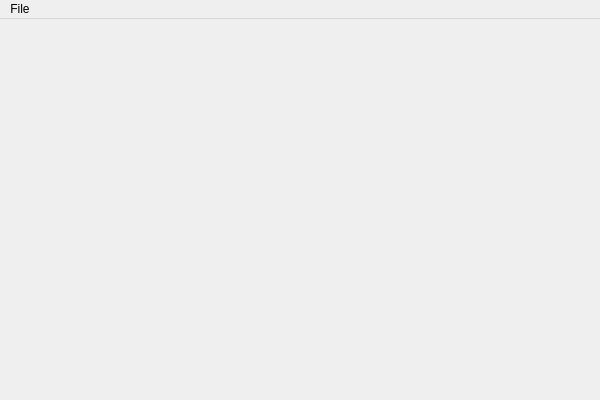
Qt form gui/GLogApplication.ui (wengkai/GLog) before a commit.
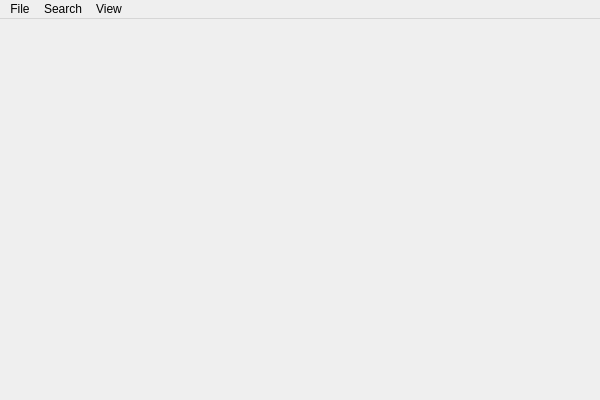
The same form after that commit.

Commit message: 0.5 + Map view demo and test, supports adding markers and lines + some fix

What changed in the file:
```diff
--- a/gui/GLogApplication.ui
+++ b/gui/GLogApplication.ui
@@ -30,9 +30,22 @@
     <addaction name="actionOpen"/>
     <addaction name="actionMerge"/>
     <addaction name="actionSave_As"/>
+   </widget>
+   <widget class="QMenu" name="menuView">
+    <property name="title">
+     <string>View</string>
+    </property>
+    <addaction name="actionMap_View"/>
+   </widget>
+   <widget class="QMenu" name="menuSearch">
+    <property name="title">
+     <string>Search</string>
+    </property>
     <addaction name="actionSearch"/>
    </widget>
    <addaction name="menuFile"/>
+   <addaction name="menuSearch"/>
+   <addaction name="menuView"/>
   </widget>
   <action name="actionOpen">
    <property name="text">
```
Left out of the diff: 7 changed lines with no effect on the pictures. The commit also changes 10 other files.
